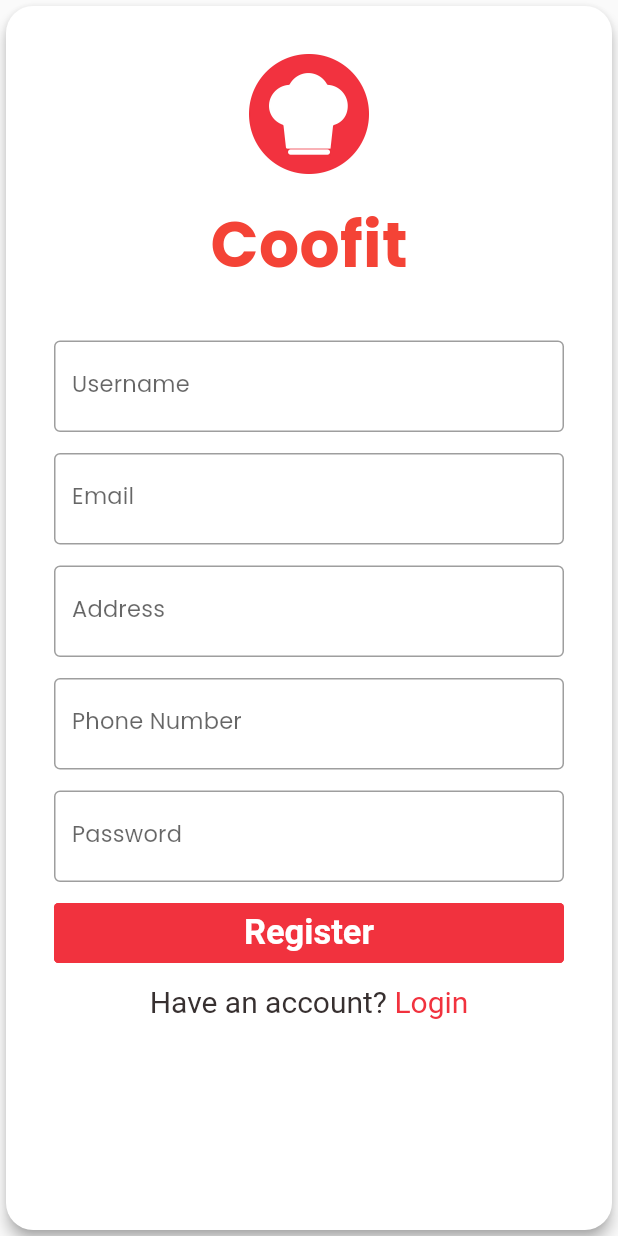
After one commit to KylixEza/Coofit-Frontend, a Flutter app: the RegisterPage screen opened by its route, on a phone screen of 412 x 824 dp. The commit adds this screen. Run offline on Flutter 3.47's test engine with Material 2 defaults, Android fonts, the phone set to English and light mode, and no system bars; drawn by our look-alikes of getwidget; our stand-ins replace google_fonts; Roboto replaces fonts that are missing (Viga).

Commit message:
finish register page

```diff
--- a/lib/main.dart
+++ b/lib/main.dart
@@ -1,4 +1,6 @@
 import 'package:coofit/presentation/login_page.dart';
+import 'package:coofit/presentation/register_page.dart';
+import 'package:coofit/style/style.dart';
 import 'package:flutter/material.dart';
 
 void main() {
@@ -14,8 +16,17 @@ class MyApp extends StatelessWidget {
     return MaterialApp(
       title: 'Coofit',
       theme: ThemeData(
+        primaryColor: primaryColor,
+        accentColor: accentColor,
         primarySwatch: Colors.red,
+        visualDensity: VisualDensity.adaptivePlatformDensity,
+        textTheme: coofitTextTheme,
       ),
+      initialRoute: LoginPage.routeName,
+      routes: {
+        LoginPage.routeName: (context) => const LoginPage(),
+        RegisterPage.routeName: (context) => const RegisterPage()
+      },
       home: const LoginPage(),
     );
   }
--- a/lib/presentation/login_page.dart
+++ b/lib/presentation/login_page.dart
@@ -1,5 +1,6 @@
 import 'dart:io';
 
+import 'package:coofit/presentation/register_page.dart';
 import 'package:flutter/gestures.dart';
 import 'package:flutter/material.dart';
 import 'package:getwidget/components/button/gf_button.dart';
@@ -9,9 +10,10 @@ import '../style/style.dart';
 class LoginPage extends StatefulWidget {
   const LoginPage({Key? key}) : super(key: key);
 
+  static const routeName = "/login_page";
+
   @override
   State<StatefulWidget> createState() => _LoginPageState();
-
 }
 
 class _LoginPageState extends State<LoginPage> {
@@ -54,7 +56,7 @@ class _LoginPageState extends State<LoginPage> {
             padding: const EdgeInsets.all(48.0),
             child: Column(
               children:  [
-                Image.asset("images/main_logo.jpg", height: 128, width: 128),
+                Image.asset("images/main_logo.jpg", height: 80, width: 80),
                 const SizedBox(height: 16),
                 const Text(
                   "Coofit",
@@ -65,7 +67,7 @@ class _LoginPageState extends State<LoginPage> {
                     fontWeight: FontWeight.bold
                   ),
                 ),
-                const SizedBox(height: 64),
+                const SizedBox(height: 48),
                 TextField(
                   controller: _usernameController,
                   decoration: const InputDecoration(
@@ -114,7 +116,7 @@ class _LoginPageState extends State<LoginPage> {
                         style: linkStyle,
                         recognizer: TapGestureRecognizer()
                           ..onTap = () {
-
+                            Navigator.pushReplacementNamed(context, RegisterPage.routeName);
                           }
                       )
                     ]
--- /dev/null
+++ b/lib/presentation/register_page.dart
@@ -0,0 +1,177 @@
+import 'package:coofit/presentation/login_page.dart';
+import 'package:flutter/gestures.dart';
+import 'package:flutter/material.dart';
+import 'package:getwidget/components/button/gf_button.dart';
+
+import '../style/style.dart';
+
+class RegisterPage extends StatefulWidget {
+  const RegisterPage({Key? key}) : super(key: key);
+
+  static const routeName = "/register_page";
+
+  @override
+  State<StatefulWidget> createState() => _RegisterState();
+}
+
+class _RegisterState extends State<RegisterPage> {
+
+  late TextEditingController _usernameController;
+  String _username = "";
+
+  late TextEditingController _passwordController;
+  String _password = "";
+
+  late TextEditingController _emailController;
+  String _email = "";
+
+  late TextEditingController _addressController;
+  String address = "";
+
+  late TextEditingController _phoneNumberController;
+  String phoneNumber = "";
+
+  @override
+  void initState() {
+    super.initState();
+    _usernameController = TextEditingController();
+    _passwordController = TextEditingController();
+  }
+
+  @override
+  void dispose() {
+    _usernameController.dispose();
+    _passwordController.dispose();
+    super.dispose();
+  }
+
+
+  @override
+  Widget build(BuildContext context) {
+    return Scaffold(
+      body: Container(
+        alignment: Alignment.center,
+        child: Card(
+          elevation: 4,
+          shape: RoundedRectangleBorder(
+              borderRadius: BorderRadius.circular(18.0)
+          ),
+          shadowColor: Colors.grey,
+          child: Container(
+            width: 720,
+            padding: const EdgeInsets.all(32.0),
+            child: Column(
+              children:  [
+                Image.asset("images/main_logo.jpg", height: 80, width: 80),
+                const SizedBox(height: 16),
+                const Text(
+                  "Coofit",
+                  style: TextStyle(
+                      color: Colors.red,
+                      fontFamily: "poppins",
+                      fontSize: 42,
+                      fontWeight: FontWeight.bold
+                  ),
+                ),
+                const SizedBox(height: 32),
+                TextField(
+                  controller: _usernameController,
+                  decoration: const InputDecoration(
+                    border: OutlineInputBorder(),
+                    labelText: 'Username',
+                  ),
+                  onChanged: (text) {
+                    setState(() {
+                      _username = text;
+                    });
+                  },
+                ),
+                const SizedBox(height: 14),
+                TextField(
+                  controller: _passwordController,
+                  decoration: const InputDecoration(
+                    border: OutlineInputBorder(),
+                    labelText: 'Email',
+                  ),
+                  onChanged: (text) {
+                    setState(() {
+                      _password = text;
+                    });
+                  },
+                ),
+                const SizedBox(height: 14),
+                TextField(
+                  controller: _usernameController,
+                  decoration: const InputDecoration(
+                    border: OutlineInputBorder(),
+                    labelText: 'Address',
+                  ),
+                  onChanged: (text) {
+                    setState(() {
+                      _username = text;
+                    });
+                  },
+                ),
+                const SizedBox(height: 14),
+                TextField(
+                  controller: _passwordController,
+                  decoration: const InputDecoration(
+                    border: OutlineInputBorder(),
+                    labelText: 'Phone Number',
+                  ),
+                  onChanged: (text) {
+                    setState(() {
+                      _password = text;
+                    });
+                  },
+                ),
+                const SizedBox(height: 14),
+                TextField(
+                  controller: _passwordController,
+                  decoration: const InputDecoration(
+                    border: OutlineInputBorder(),
+                    labelText: 'Password',
+                  ),
+                  onChanged: (text) {
+                    setState(() {
+                      _password = text;
+                    });
+                  },
+                ),
+                const SizedBox(height: 14),
+                GFButton(
+                    onPressed: () {
+
+                    },
+                    color: primaryColor,
+                    fullWidthButton: true,
+                    text: "Register",
+                    textStyle: coofitTextTheme.headline5?.merge(
+                        const TextStyle(color: Colors.white)
+                    )
+                ),
+                const SizedBox(height: 14),
+                RichText(
+                  text: TextSpan(
+                      style: defaultStyle,
+                      children: <TextSpan>[
+                        const TextSpan(text: 'Have an account? '),
+                        TextSpan(
+                            text: 'Login',
+                            style: linkStyle,
+                            recognizer: TapGestureRecognizer()
+                              ..onTap = () {
+                                Navigator.pushReplacementNamed(context, LoginPage.routeName);
+                              }
+                        )
+                      ]
+                  ),
+                )
+              ],
+            ),
+          ),
+        ),
+      ),
+    );
+  }
+}
```
